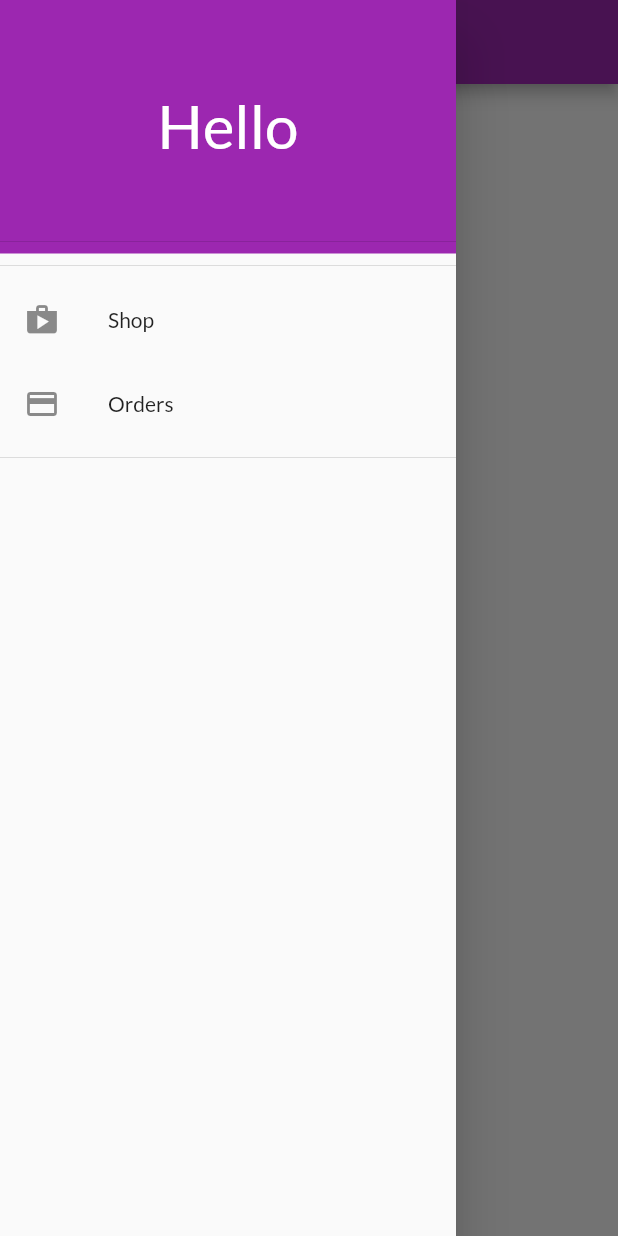
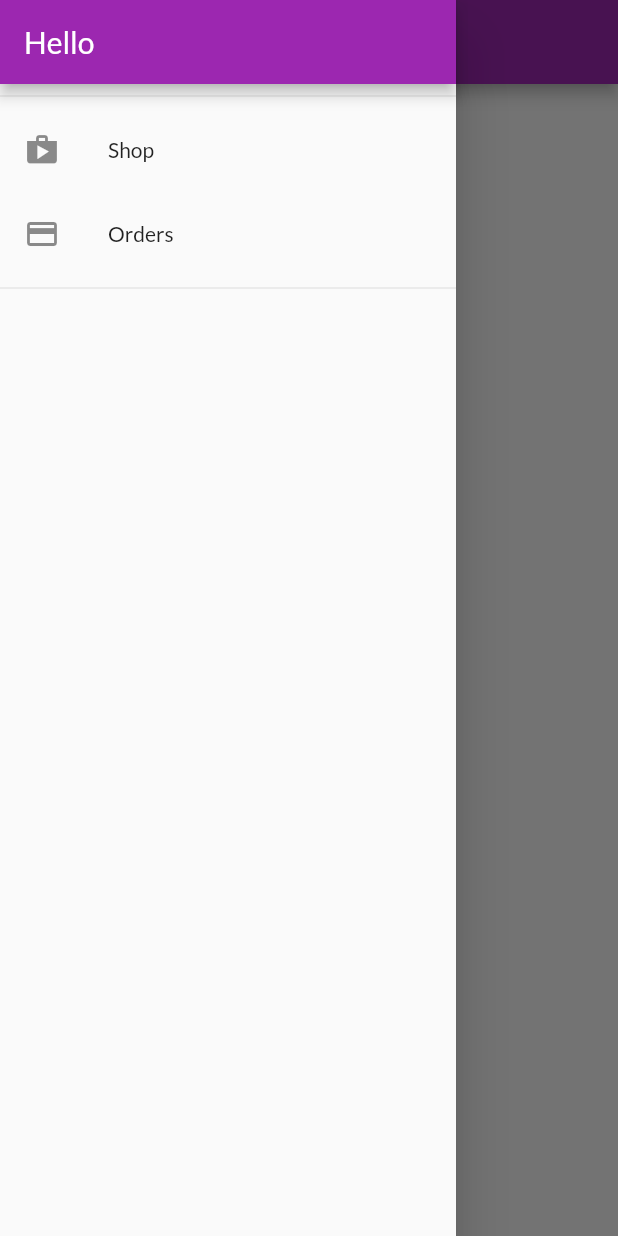
Before and after one commit to atukade/shop_app, a Flutter app: the OrdersScreen screen opened by its route, with the side drawer open, on a phone screen of 412 x 824 dp. Run offline on Flutter 3.47's test engine with Material 2 defaults, Android fonts, the phone set to English and light mode, and no system bars; network calls fail.

Commit message:
Merge branch 'master' of C:\Users\Anuj Tukade\AndroidStudioProjects\shop_app with conflicts.

```diff
--- a/lib/widgets/app_drawer.dart
+++ b/lib/widgets/app_drawer.dart
@@ -7,20 +7,9 @@ class AppDrawer extends StatelessWidget {
     return Drawer(
       child: Column(
         children: <Widget>[
-          Container(
-            child: DrawerHeader(
-              child: Center(
-                child: Text(
-                  'Hello',
-                  style: TextStyle(
-                    color: Colors.white,
-                    fontSize: 40.0,
-                  ),
-                ),
-              ),
-            ),
-            width: double.infinity,
-            color: Colors.purple,
+          AppBar(
+            title: Text('Hello'),
+            automaticallyImplyLeading: false,
           ),
           Divider(),
           ListTile(
```
